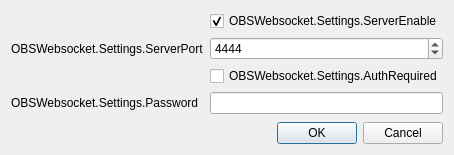
Above: forms/settings-dialog.ui from obsproject/obs-websocket before the change. Below: the same form after it.
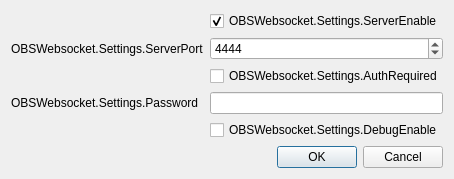
That is the form after the change.

Diff of the .ui file:
```diff
--- a/forms/settings-dialog.ui
+++ b/forms/settings-dialog.ui
@@ -7,7 +7,7 @@
     <x>0</x>
     <y>0</y>
     <width>407</width>
-    <height>155</height>
+    <height>175</height>
    </rect>
   </property>
   <property name="sizePolicy">
@@ -79,6 +79,16 @@
        </property>
       </widget>
      </item>
+     <item row="5" column="1">
+       <widget class="QCheckBox" name="debugEnabled">
+         <property name="text">
+           <string>OBSWebsocket.Settings.DebugEnable</string>
+         </property>
+         <property name="checked">
+           <bool>false</bool>
+         </property>
+       </widget>
+     </item>
     </layout>
    </item>
    <item>
```
Left out of the diff: 8 changed lines with no effect on the pictures.
